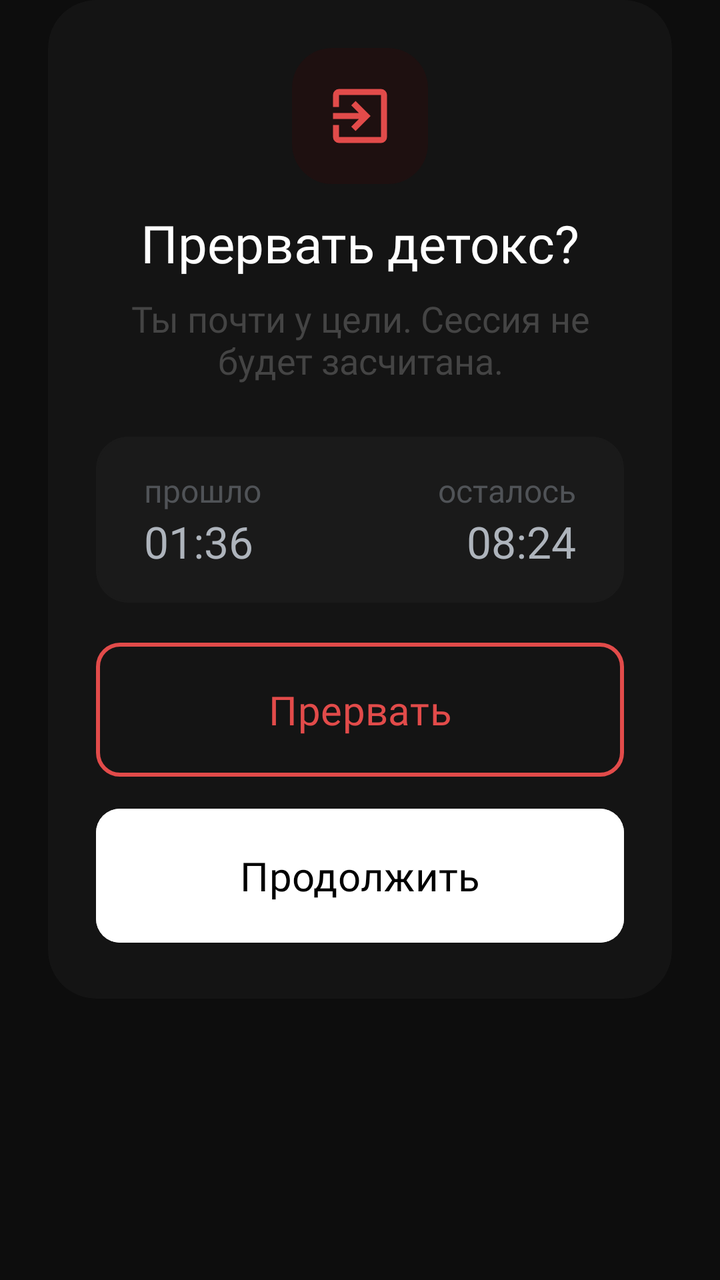
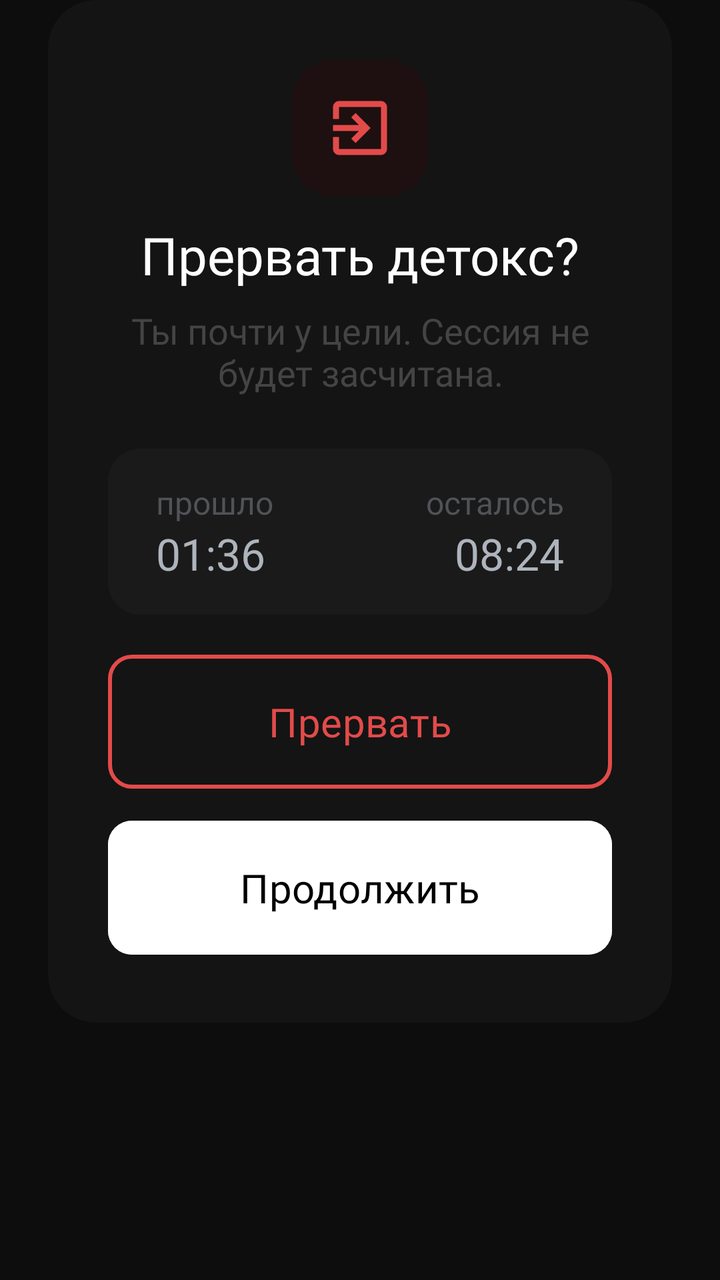

Before-and-after screenshots of an Android layout around one commit, followed by the original layout XML and the change that was made.
<!-- AndroidManifest.xml: application theme Theme.BoredomFocus -->
<!-- res/layout/dialog_stop_detox.xml -->
<FrameLayout xmlns:android="http://schemas.android.com/apk/res/android"
    xmlns:app="http://schemas.android.com/apk/res-auto"
    android:layout_width="match_parent"
    android:layout_height="wrap_content"
    android:background="@android:color/transparent"
    android:paddingHorizontal="24dp">

    <com.google.android.material.card.MaterialCardView
        android:id="@+id/cardDialog"
        android:layout_width="match_parent"
        android:layout_height="wrap_content"
        app:cardBackgroundColor="#141414"
        app:cardCornerRadius="24dp"
        app:cardElevation="0dp"
        app:strokeWidth="0dp">

        <androidx.constraintlayout.widget.ConstraintLayout
            android:layout_width="match_parent"
            android:layout_height="wrap_content"
            android:padding="24dp">

            <FrameLayout
                android:id="@+id/flLeaveBackground"
                android:layout_width="68dp"
                android:layout_height="68dp"
                android:background="@drawable/bg_ic_notification_off"
                app:layout_constraintEnd_toEndOf="parent"
                app:layout_constraintStart_toStartOf="parent"
                app:layout_constraintTop_toTopOf="parent">

                <ImageView
                    android:id="@+id/ivBackgroundIcon"
                    android:layout_width="36dp"
                    android:layout_height="36dp"
                    android:layout_gravity="center"
                    android:src="@drawable/ic_leave" />
            </FrameLayout>

            <TextView
                android:id="@+id/tvStopDetox"
                android:layout_width="wrap_content"
                android:layout_height="wrap_content"
                android:fontFamily="@font/inter_bold"
                android:text="Прервать детокс?"
                android:textColor="@color/white"
                android:textSize="26sp"
                android:layout_marginTop="12dp"
                app:layout_constraintEnd_toEndOf="parent"
                app:layout_constraintStart_toStartOf="parent"
                app:layout_constraintTop_toBottomOf="@+id/flLeaveBackground" />

            <TextView
                android:id="@+id/tvStopDetoxDescription"
                android:layout_width="wrap_content"
                android:layout_height="wrap_content"
                android:fontFamily="@font/inter_medium"
                android:text="Ты почти у цели. Сессия не будет засчитана."
                android:textAlignment="center"
                android:textColor="#444444"
                android:textSize="18sp"
                android:layout_marginTop="8dp"
                app:layout_constraintStart_toStartOf="parent"
                app:layout_constraintTop_toBottomOf="@+id/tvStopDetox" />

            <com.google.android.material.card.MaterialCardView
                android:id="@+id/cardDetoxTime"
                android:layout_width="match_parent"
                android:layout_height="wrap_content"
                app:cardBackgroundColor="#1A1A1A"
                android:layout_marginTop="26dp"
                app:cardCornerRadius="16dp"
                app:layout_constraintEnd_toEndOf="parent"
                app:layout_constraintHorizontal_bias="0.5"
                app:layout_constraintStart_toStartOf="parent"
                app:layout_constraintTop_toBottomOf="@+id/tvStopDetoxDescription"
                app:strokeColor="#1A1A1A">

                <LinearLayout
                    android:layout_width="match_parent"
                    android:layout_height="match_parent"
                    android:orientation="horizontal"
                    android:paddingVertical="16dp"
                    android:paddingHorizontal="24dp">

                    <LinearLayout
                        android:layout_width="0dp"
                        android:layout_height="match_parent"
                        android:layout_weight="1"
                        android:orientation="vertical">

                        <TextView
                            android:id="@+id/tvDetoxTimePassed1"
                            android:layout_width="wrap_content"
                            android:layout_height="wrap_content"
                            android:text="прошло"
                            android:textColor="#505357"
                            android:textSize="16sp"
                            android:fontFamily="@font/inter_medium"/>

                        <TextView
                            android:id="@+id/tvDetoxTimePassed2"
                            android:layout_width="wrap_content"
                            android:layout_height="wrap_content"
                            android:text="01:36"
                            android:textSize="22sp"
                            android:textColor="#AEB4BC"
                            android:fontFamily="@font/inter_medium"/>

                    </LinearLayout>

                    <LinearLayout
                        android:layout_width="0dp"
                        android:layout_height="match_parent"
                        android:layout_weight="1"
                        android:orientation="vertical"
                        android:gravity="end">

                        <TextView
                            android:id="@+id/tvDetoxTimeLast1"
                            android:layout_width="wrap_content"
                            android:layout_height="wrap_content"
                            android:text="осталось"
                            android:textColor="#505357"
                            android:textSize="16sp"
                            android:fontFamily="@font/inter_medium"/>

                        <TextView
                            android:id="@+id/tvDetoxTimeLast2"
                            android:layout_width="wrap_content"
                            android:layout_height="wrap_content"
                            android:text="08:24"
                            android:textSize="22sp"
                            android:textColor="#AEB4BC"
                            android:fontFamily="@font/inter_medium"/>

                    </LinearLayout>

                </LinearLayout>

            </com.google.android.material.card.MaterialCardView>

            <com.google.android.material.button.MaterialButton
                android:id="@+id/btnStop"
                android:layout_width="match_parent"
                android:layout_height="wrap_content"
                android:layout_marginTop="16dp"
                android:backgroundTint="#141414"
                android:fontFamily="@font/inter_bold"
                android:padding="20dp"
                android:text="Прервать"
                android:textColor="@color/red_basic"
                android:textSize="20sp"
                app:cornerRadius="12dp"
                app:layout_constraintEnd_toEndOf="parent"
                app:layout_constraintHorizontal_bias="0.5"
                app:layout_constraintStart_toStartOf="parent"
                app:layout_constraintTop_toBottomOf="@+id/cardDetoxTime"
                app:strokeColor="@color/red_basic"
                app:strokeWidth="2dp" />

            <com.google.android.material.button.MaterialButton
                android:id="@+id/btnContinue"
                android:layout_width="match_parent"
                android:layout_height="wrap_content"
                android:layout_marginTop="8dp"
                android:backgroundTint="@color/white"
                android:fontFamily="@font/inter_bold"
                android:padding="20dp"
                android:text="Продолжить"
                android:textColor="@color/black"
                android:textSize="20sp"
                app:cornerRadius="12dp"
                app:layout_constraintEnd_toEndOf="parent"
                app:layout_constraintHorizontal_bias="0.5"
                app:layout_constraintStart_toStartOf="parent"
                app:layout_constraintTop_toBottomOf="@+id/btnStop"/>

        </androidx.constraintlayout.widget.ConstraintLayout>

    </com.google.android.material.card.MaterialCardView>

</FrameLayout>
<!-- resources referenced by this layout -->
<resources>
  <color name="black">#FF000000</color>
  <color name="red_basic">#E24B4A</color>
  <color name="white">#FFFFFFFF</color>
  <!-- drawable bg_ic_notification_off (drawable) -->
  <?xml version="1.0" encoding="utf-8"?>
  <shape xmlns:android="http://schemas.android.com/apk/res/android">
      <solid android:color="#1E1010"/>
      <corners android:radius="20dp"/>
  </shape>
  <!-- drawable ic_leave (drawable) -->
  <vector xmlns:android="http://schemas.android.com/apk/res/android" android:autoMirrored="true" android:height="24dp" android:tint="#E24B4A" android:viewportHeight="960" android:viewportWidth="960" android:width="24dp">
        
      <path android:fillColor="@android:color/white" android:pathData="M200,840Q167,840 143.5,816.5Q120,793 120,760L120,600L200,600L200,760Q200,760 200,760Q200,760 200,760L760,760Q760,760 760,760Q760,760 760,760L760,200Q760,200 760,200Q760,200 760,200L200,200Q200,200 200,200Q200,200 200,200L200,360L120,360L120,200Q120,167 143.5,143.5Q167,120 200,120L760,120Q793,120 816.5,143.5Q840,167 840,200L840,760Q840,793 816.5,816.5Q793,840 760,840L200,840ZM420,680L364,622L466,520L120,520L120,440L466,440L364,338L420,280L620,480L420,680Z"/>
      
  </vector>
  <style name="Theme.BoredomFocus" parent="Base.Theme.BoredomFocus" />
  <style name="Base.Theme.BoredomFocus" parent="Theme.Material3.DayNight.NoActionBar">
  
          <item name="android:windowBackground">#0D0D0D</item>
  
          <item name="android:statusBarColor">#0D0D0D</item>
          <item name="android:navigationBarColor">#0D0D0D</item>
  
          <item name="android:windowLightStatusBar">false</item>
          <item name="android:windowLightNavigationBar" tools:targetApi="o_mr1">false</item>
  
          <item name="android:windowDrawsSystemBarBackgrounds">true</item>
          <item name="android:enforceNavigationBarContrast" tools:targetApi="q">false</item>
  
      </style>
</resources>

<!-- the commit's change to res/layout/dialog_stop_detox.xml (unified diff, before → after) -->
@@ -17,7 +17,7 @@
         <androidx.constraintlayout.widget.ConstraintLayout
             android:layout_width="match_parent"
             android:layout_height="wrap_content"
-            android:padding="24dp">
+            android:padding="30dp">
 
             <FrameLayout
                 android:id="@+id/flLeaveBackground"
